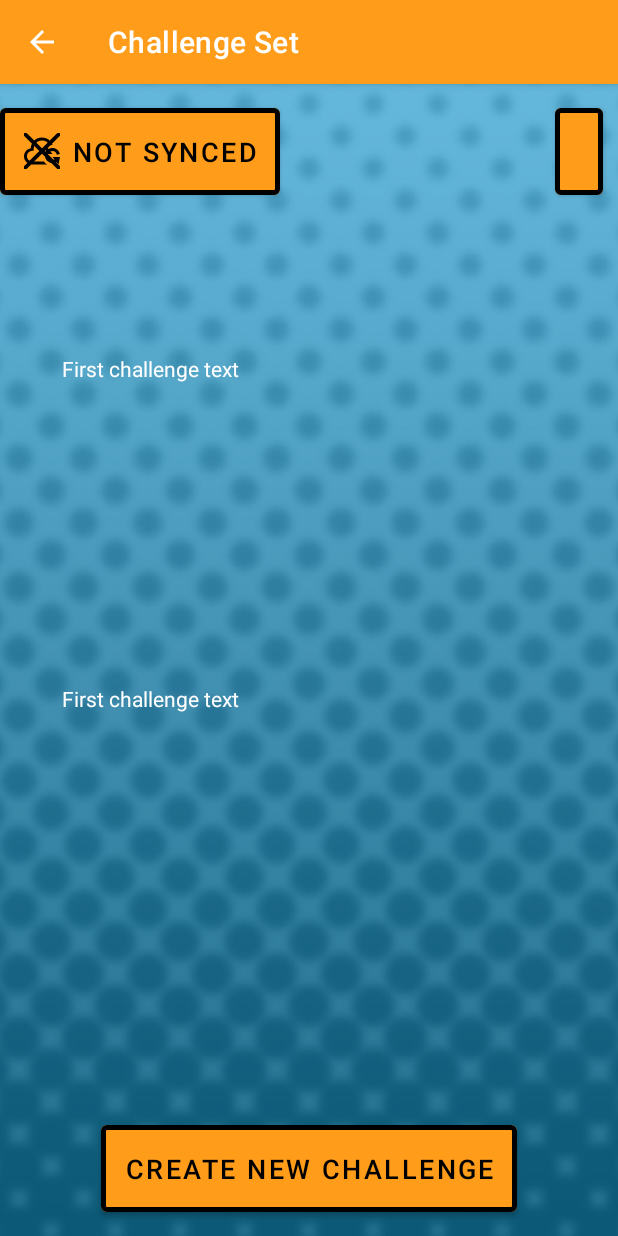
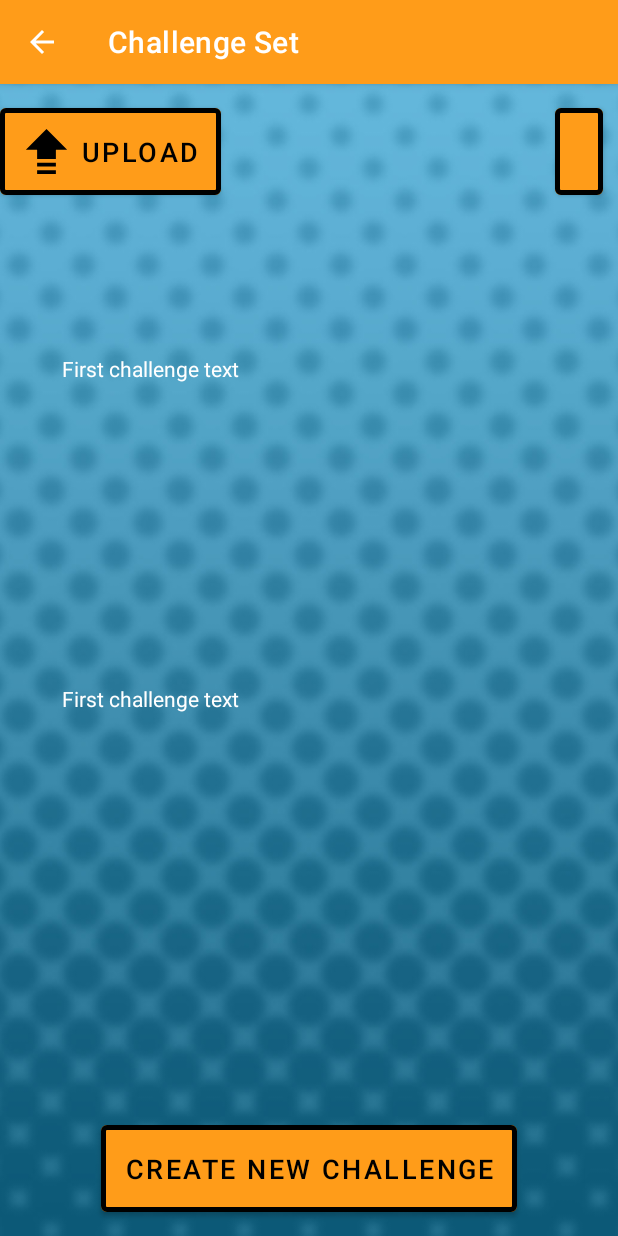
Before and after one commit to tim0dd/PassTheBomb-Client, an Android app: the MyChallengeSetsActivity screen opened directly, with no data from a screen before it, after a tap on "ALIENS", on a phone screen of 412 x 824 dp. Run offline under Robolectric (Android 15) with nearby library versions, the phone set to English and light mode, and no system bars; our stand-ins replace Room's generated code; network calls fail.

Commit message:
We have the next love story: the backend meets the frontend. However, there is some struggle in paradise. The backend does not respond to the frontend's upload calls.

```diff
--- a/app/src/main/java/edu/bth/ma/passthebomb/client/remote/RestService.kt
+++ b/app/src/main/java/edu/bth/ma/passthebomb/client/remote/RestService.kt
@@ -15,7 +15,7 @@ import edu.bth.ma.passthebomb.client.preferences.PreferenceService
 import java.util.*
 
 // 10.0.2.2 maps to localhost when using android emulator
-const val REST_URL = "http://10.0.2.2:8080"
+const val REST_URL = "http://192.168.0.101:8080"
 const val API_GET_ALL = "/api/downloadOverviews"
 const val API_GET = "/api/download?globalId="
 const val API_UPLOAD = "/api/upload"
--- a/app/src/main/java/edu/bth/ma/passthebomb/client/view/ChallengeSetActivity.kt
+++ b/app/src/main/java/edu/bth/ma/passthebomb/client/view/ChallengeSetActivity.kt
@@ -8,16 +8,20 @@ import android.view.View
 import android.view.ViewGroup
 import android.widget.Button
 import android.widget.TextView
+import android.widget.Toast
 import androidx.activity.viewModels
 import androidx.recyclerview.widget.RecyclerView
 import edu.bth.ma.passthebomb.client.R
 import edu.bth.ma.passthebomb.client.model.Challenge
+import edu.bth.ma.passthebomb.client.model.ChallengeSet
+import edu.bth.ma.passthebomb.client.remote.RestService
 import edu.bth.ma.passthebomb.client.utils.IdGenerator
 import edu.bth.ma.passthebomb.client.viewmodel.DatabaseVm
 import java.util.*
 
 class ChallengeSetActivity : ActionBarActivity() {
     val vm: DatabaseVm by viewModels()
+    var challengeSet: ChallengeSet? = null
 
     override fun onCreate(savedInstanceState: Bundle?) {
         super.onCreate(savedInstanceState)
@@ -37,6 +41,7 @@ class ChallengeSetActivity : ActionBarActivity() {
         val recyclerView = findViewById<RecyclerView>(R.id.recycler_view_challenge_list)
 
         vm.getChallengeSet(challengeSetId).observe(this, androidx.lifecycle.Observer {
+            challengeSet = it
             if(it!=null){
                 recyclerView.adapter =
                     ChallengeListAdapter(
@@ -57,6 +62,22 @@ class ChallengeSetActivity : ActionBarActivity() {
             vm.addChallenge(challenge)
             intent.putExtra("CHALLENGE_ID", newChallengeId)
             this.startActivity(intent)
+        }
+
+        val buttonUploadChallenge = findViewById<Button>(R.id.button_upload_challenge_set)
+        buttonUploadChallenge.setOnClickListener {
+            if(challengeSet!=null){
+                val restService = RestService(this)
+                restService.uploadChallengeSet(challengeSet!!, {
+                    Toast.makeText(this,
+                        "Successfully uploaded challenge set.",
+                        Toast.LENGTH_SHORT).show()
+                },{
+                    Toast.makeText(this,
+                        "Could not upload the challenge set.",
+                        Toast.LENGTH_SHORT).show()
+                })
+            }
         }
     }
 
--- a/app/src/main/java/edu/bth/ma/passthebomb/client/view/challengesetlist/ChallengeSetListActivity.kt
+++ b/app/src/main/java/edu/bth/ma/passthebomb/client/view/challengesetlist/ChallengeSetListActivity.kt
@@ -42,7 +42,7 @@ abstract class ChallengeSetListActivity : ActionBarActivity() {
     abstract inner class ChallengeSetsAdapter(private val context: Context,
                                         private val dataset: List<ChallengeSetOverview>
     ) : RecyclerView.Adapter<ChallengeSetsAdapter.ItemViewHolder>(){
-        inner class ItemViewHolder(val view: View) : RecyclerView.ViewHolder(view) {
+        inner class ItemViewHolder(public val view: View) : RecyclerView.ViewHolder(view) {
             val textViewChallengeSetName: TextView = view.findViewWithTag("text_view_challenge_set_name")
         }
 
--- /dev/null
+++ b/app/src/main/res/drawable/ic_upload.xml
@@ -0,0 +1,4 @@
+<vector android:height="30dp" android:viewportHeight="24"
+    android:viewportWidth="24" android:width="30dp" xmlns:android="http://schemas.android.com/apk/res/android">
+    <path android:fillColor="#FF000000" android:pathData="m17,22v2L7,24v-2zM17,18L7,18v2L17,20ZM7,11v5h10v-5h6L12,0 1,11Z"/>
+</vector>
--- /dev/null
+++ b/app/src/main/res/drawable/img_background.xml
@@ -0,0 +1,4 @@
+<?xml version="1.0" encoding="utf-8"?>
+<bitmap xmlns:android="http://schemas.android.com/apk/res/android"
+    android:src="@mipmap/game_screen_bg"
+    android:scaleType="centerCrop" />
--- a/app/src/main/res/layout/list_item_my_challenge_set.xml
+++ b/app/src/main/res/layout/list_item_my_challenge_set.xml
@@ -18,7 +18,7 @@
         android:textSize="30sp" />
 
     <ImageView
-        android:id="@+id/imageView2"
+        android:id="@+id/image_view_item_online_challenge_set"
         android:layout_width="wrap_content"
         android:layout_height="wrap_content"
         android:layout_weight="1"
--- a/app/src/main/res/layout/screen_challenge_set.xml
+++ b/app/src/main/res/layout/screen_challenge_set.xml
@@ -19,13 +19,13 @@
         app:layout_constraintTop_toTopOf="parent">
 
         <Button
-            android:id="@+id/button_sync_challenge_set"
+            android:id="@+id/button_upload_challenge_set"
             android:layout_width="0dp"
             android:layout_height="wrap_content"
             android:height="@dimen/button_height"
-            android:text="not synced"
+            android:text="upload"
             android:textSize="18sp"
-            app:icon="@drawable/ic_no_sync"
+            app:icon="@drawable/ic_upload"
             app:layout_constraintBaseline_toBaselineOf="@+id/button_delete_challenge_set"
             app:layout_constraintStart_toStartOf="parent" />
 
```
Also changed, not shown: app/src/main/java/edu/bth/ma/passthebomb/client/view/challengesetlist/DownloadChallengeSetActivity.kt (+47 -1 lines), app/src/main/java/edu/bth/ma/passthebomb/client/viewmodel/challengesetlist/DownloadChallengeSetsVm.kt (+12 -0 lines), app/src/main/res/layout/list_item_online_challenge_set.xml (+21 -8 lines), 1 other file.
